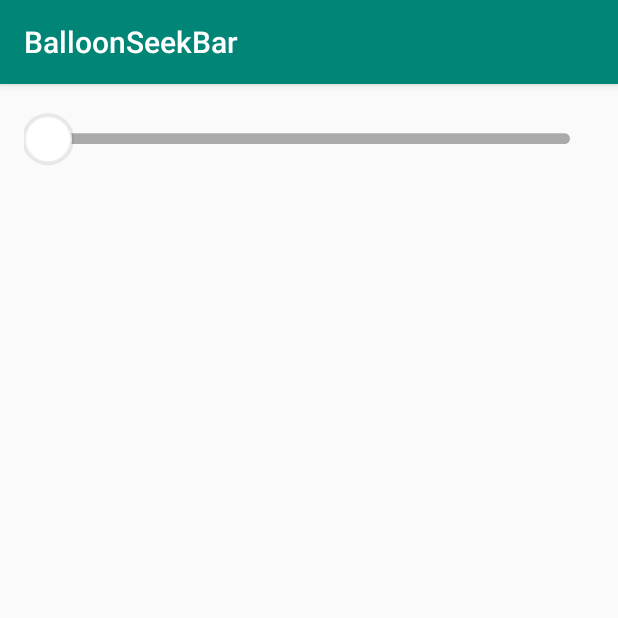
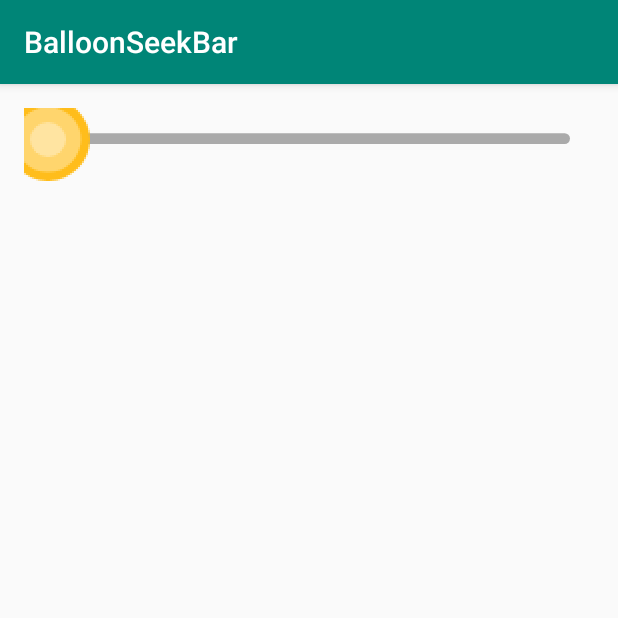
Before and after one commit to aluceps/BalloonSeekBar, an Android app: the screen it shows after launch (MainActivity), on a phone screen of 412 x 824 dp, the top half of it. Run offline under Robolectric (Android 15) with nearby library versions, the phone set to English and light mode, and no system bars; our stand-ins replace data binding.

Commit message:
enable to use drawable resource

```diff
--- a/app/src/main/java/me/aluceps/balloonseekbar/BalloonSeekBar.kt
+++ b/app/src/main/java/me/aluceps/balloonseekbar/BalloonSeekBar.kt
@@ -1,9 +1,11 @@
 package me.aluceps.balloonseekbar
 
 import android.content.Context
+import android.graphics.Bitmap
 import android.graphics.Canvas
 import android.graphics.Color
 import android.graphics.Paint
+import android.graphics.Rect
 import android.graphics.RectF
 import android.graphics.drawable.Drawable
 import android.util.AttributeSet
@@ -30,6 +32,7 @@ class BalloonSeekBar @JvmOverloads constructor(
     private val backgroundRadius by lazy { backgroundStrokeWidth / 2 }
     private val foregroundRadius by lazy { foregroundStrokeWidth / 2 }
     private val thumbRadius = DEFAULT_THUMB_RADIUS
+    private var resourceThumb: Drawable? = null
 
     init {
         context?.obtainStyledAttributes(attrs, R.styleable.BalloonSeekBar, defStyleAttr, 0)?.apply {
@@ -38,6 +41,7 @@ class BalloonSeekBar @JvmOverloads constructor(
             getInt(R.styleable.BalloonSeekBar_balloon_seekbar_background, DEFAULT_BACKGROUND).let { colorBackground = it }
             getInt(R.styleable.BalloonSeekBar_balloon_seekbar_foreground, DEFAULT_FOREGROUND).let { colorForeground = it }
             getDimension(R.styleable.BalloonSeekBar_balloon_seekbar_stroke_width, DEFAULT_BACKGROUND_STROKE_WIDTH).let { backgroundStrokeWidth = it }
+            getDrawable(R.styleable.BalloonSeekBar_balloon_seekbar_thumb)?.let { resourceThumb = it }
         }?.recycle()
 
         Timer().apply {
@@ -95,10 +99,11 @@ class BalloonSeekBar @JvmOverloads constructor(
 
     // 初期値はゼロなので View の左端に設定する
     private var currentX = paddingLeft.toFloat()
-    private val thumbY by lazy { rectBackground.top + backgroundStrokeWidth / 2 }
-
     private val currentProgress get() = contentSize.let { (currentX - it.leftF) / it.widthF }
     private val currentValue get() = valueMax * currentProgress
+
+    private val thumbY by lazy { rectBackground.top + backgroundStrokeWidth / 2 }
+    private val thumbBitmap by lazy { resourceThumb?.createBitmap() }
 
     private var listener: OnChangeListener? = null
 
@@ -150,8 +155,16 @@ class BalloonSeekBar @JvmOverloads constructor(
     }
 
     private fun drawThumb(canvas: Canvas) {
-        canvas.drawCircle(currentX, thumbY, thumbRadius, paintThumb)
-        canvas.drawCircle(currentX, thumbY, thumbRadius, paintThumbBorder)
+        if (thumbBitmap == null) {
+            canvas.drawCircle(currentX, thumbY, thumbRadius, paintThumb)
+            canvas.drawCircle(currentX, thumbY, thumbRadius, paintThumbBorder)
+        } else {
+            thumbBitmap?.let {
+                val src = Rect(0, 0, it.width, it.height)
+                val dest = Rect((currentX - it.width).toInt(), (thumbY - it.height).toInt(), (currentX + it.width).toInt(), (thumbY + it.height).toInt())
+                canvas.drawBitmap(it, src, dest, null)
+            }
+        }
     }
 
     private fun moveProgress(x: Float) {
@@ -180,6 +193,14 @@ class BalloonSeekBar @JvmOverloads constructor(
         this.listener = listener
     }
 
+    private fun Drawable.createBitmap() =
+            Bitmap.createBitmap(intrinsicWidth, intrinsicHeight, Bitmap.Config.ARGB_8888).also {
+                Canvas(it).let { c ->
+                    setBounds(0, 0, c.width, c.height)
+                    draw(c)
+                }
+            }
+
     data class BalloonView(var top: Int, var left: Int, var bottom: Int, var right: Int) {
         val topF get() = top.toFloat()
         val leftF get() = left.toFloat()
--- /dev/null
+++ b/app/src/main/res/drawable/ic_thumb.xml
@@ -0,0 +1,21 @@
+<vector xmlns:android="http://schemas.android.com/apk/res/android"
+    android:width="28dp"
+    android:height="28dp"
+    android:viewportWidth="28"
+    android:viewportHeight="28"
+    >
+    <path
+        android:fillColor="#FFD56D"
+        android:fillType="evenOdd"
+        android:pathData="M14,14m-12.5,0a12.5,12.5 0,1 1,25 0a12.5,12.5 0,1 1,-25 0"
+        android:strokeWidth="3"
+        android:strokeColor="#FFBD1B"
+        />
+    <path
+        android:fillColor="#FFE4A1"
+        android:fillType="evenOdd"
+        android:pathData="M14,14m-6,0a6,6 0,1 1,12 0a6,6 0,1 1,-12 0"
+        android:strokeWidth="1"
+        android:strokeColor="#00000000"
+        />
+</vector>
--- a/app/src/main/res/layout/activity_main.xml
+++ b/app/src/main/res/layout/activity_main.xml
@@ -20,6 +20,7 @@
             app:balloon_seekbar_foreground="#0f0"
             app:balloon_seekbar_max="100"
             app:balloon_seekbar_stroke_width="8dp"
+            app:balloon_seekbar_thumb="@drawable/ic_thumb"
             app:layout_constraintEnd_toEndOf="parent"
             app:layout_constraintStart_toStartOf="parent"
             app:layout_constraintTop_toTopOf="parent"
--- a/app/src/main/res/values/attrs.xml
+++ b/app/src/main/res/values/attrs.xml
@@ -6,5 +6,6 @@
         <attr name="balloon_seekbar_background" format="color|reference" />
         <attr name="balloon_seekbar_foreground" format="color|reference" />
         <attr name="balloon_seekbar_stroke_width" format="dimension|reference" />
+        <attr name="balloon_seekbar_thumb" format="reference" />
     </declare-styleable>
 </resources>
```
